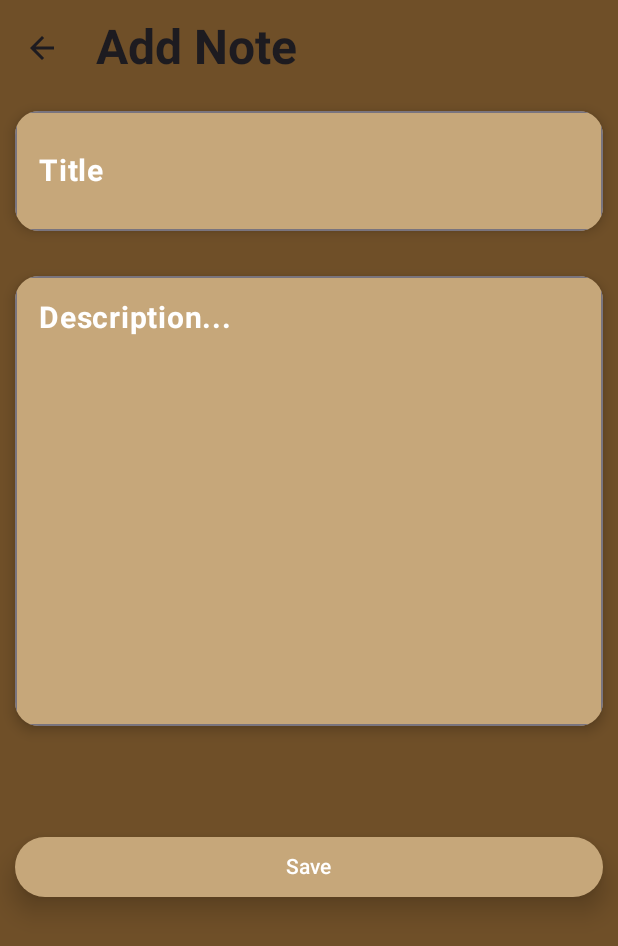
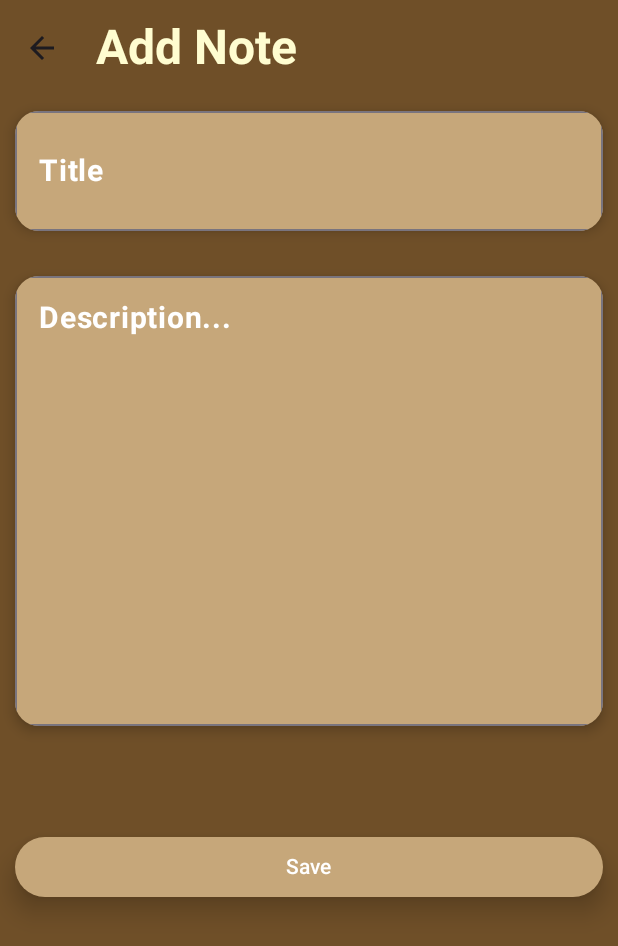
Before and after one commit to pratyushraj-07/MyNotes-Compose, an Android app built with Jetpack Compose: the composable AddEditScreen called with empty values, on a phone screen of 412 x 824 dp. Shown: the top 946 px of the screen. Run offline under Robolectric (Android 15) with nearby library versions, the phone set to English and light mode, and no system bars; 1 statement that could not run was skipped.

Commit message:
Color change

```diff
--- a/app/src/main/java/com/example/mynotes/component/TopAppBar.kt
+++ b/app/src/main/java/com/example/mynotes/component/TopAppBar.kt
@@ -13,6 +13,7 @@ import androidx.compose.material3.TopAppBar
 import androidx.compose.material3.TopAppBarDefaults
 import androidx.compose.runtime.Composable
 import androidx.compose.ui.Modifier
+import androidx.compose.ui.graphics.Color
 import androidx.compose.ui.res.colorResource
 import androidx.compose.ui.text.font.FontWeight
 import androidx.compose.ui.unit.dp
@@ -35,7 +36,8 @@ fun TopBar(
                         text = title,
                         fontSize = 32.sp,
                         modifier = Modifier.padding(start = 8.dp, top = 8.dp, bottom = 8.dp),
-                        fontWeight = FontWeight.Bold
+                        fontWeight = FontWeight.Bold,
+                        color = colorResource(id = R.color.Cream)
                     )
             }
         },
--- a/app/src/main/res/values/colors.xml
+++ b/app/src/main/res/values/colors.xml
@@ -9,6 +9,7 @@
     <color name="white">#FFFFFFFF</color>
     <color name="coral">#FF6F61</color>
 
+    <color name="Maroon">#800000</color>
     <color name="MutedOlive">#8A8F3D</color>
     <color name="LightBeige">#F5F5DC</color>
     <color name="Cream">#FFFDD0</color>
```
Also changed, not shown: app/src/main/java/com/example/mynotes/screens/HomeScreen.kt (+7 -1 lines).
